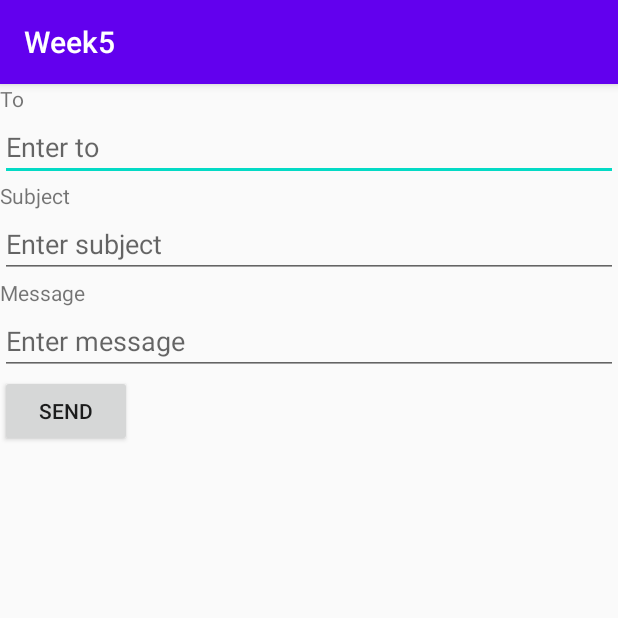
After one commit to CahidTopkaraoglu/mobile-example-login, an Android app: the SendEmail screen opened directly, with no data from a screen before it, on a phone screen of 412 x 824 dp, the top half of it. The commit adds this screen. Run offline under Robolectric (Android 15) with nearby library versions, the phone set to English and light mode, and no system bars.

Commit message:
Hafta 6 içerik
Login ve Send Email

```diff
--- a/app/src/main/AndroidManifest.xml
+++ b/app/src/main/AndroidManifest.xml
@@ -9,6 +9,7 @@
         android:roundIcon="@mipmap/ic_launcher_round"
         android:supportsRtl="true"
         android:theme="@style/AppTheme">
+        <activity android:name=".SendEmail"></activity>
         <activity android:name=".LoginScreen">
             <intent-filter>
                 <action android:name="android.intent.action.MAIN" />
--- a/app/src/main/java/com/example/week5/LoginScreen.java
+++ b/app/src/main/java/com/example/week5/LoginScreen.java
@@ -2,7 +2,15 @@ package com.example.week5;
 
 import androidx.appcompat.app.AppCompatActivity;
 
+import android.content.DialogInterface;
+import android.content.Intent;
 import android.os.Bundle;
+import android.text.Editable;
+import android.view.View;
+import android.widget.Button;
+import android.widget.EditText;
+
+import java.util.Random;
 
 public class LoginScreen extends AppCompatActivity {
 
@@ -10,5 +18,30 @@ public class LoginScreen extends AppCompatActivity {
     protected void onCreate(Bundle savedInstanceState) {
         super.onCreate(savedInstanceState);
         setContentView(R.layout.screen_login);
+
+        final EditText uname = (EditText) findViewById(R.id.username_edittext);
+        final EditText password = (EditText) findViewById(R.id.password_edittext);
+        final Button loginButton = (Button) findViewById(R.id.login_button);
+
+        loginButton.setOnClickListener(new View.OnClickListener(){
+            @Override
+            public void onClick(View v) {
+                //TODO: Bir tane kullanıcı class yap
+                //TODO: Kullanıcı classlarından bir listeye 4 kulanıcı tanımla
+                //TODO: Layouttan girilen kullanıcı adı parolayı listede ara
+                //TODO: Eşleşen kayıtta mail göndere git
+                if(checkPassword(uname.getText(),password.getText())){
+                    Intent sendEmail = new Intent(LoginScreen.this, SendEmail.class);
+
+                    startActivity(sendEmail);
+                }else{
+                    uname.setText("");
+                    password.setText("");
+                }
+            }
+        });
+    }
+    private boolean checkPassword(Editable username, Editable password){
+        return new Random().nextBoolean();
     }
 }
--- /dev/null
+++ b/app/src/main/java/com/example/week5/SendEmail.java
@@ -0,0 +1,43 @@
+package com.example.week5;
+
+import androidx.appcompat.app.AppCompatActivity;
+
+import android.content.DialogInterface;
+import android.content.Intent;
+import android.os.Bundle;
+import android.view.View;
+import android.widget.Button;
+import android.widget.EditText;
+
+public class SendEmail extends AppCompatActivity {
+    EditText editTextTo, editTextSubjext, editTextMessage;
+    Button send;
+    @Override
+    protected void onCreate(Bundle savedInstanceState) {
+        super.onCreate(savedInstanceState);
+        setContentView(R.layout.activity_send_email);
+
+        editTextTo = (EditText) findViewById(R.id.to_edittext);
+        editTextSubjext = (EditText) findViewById(R.id.subject_edittext);
+        editTextMessage = (EditText) findViewById(R.id.message_edittext);
+        send = (Button) findViewById(R.id.send_button);
+
+        send.setOnClickListener(new View.OnClickListener(){
+            @Override
+            public void onClick(View v) {
+                String to = editTextTo.getText().toString();
+                String subject = editTextSubjext.getText().toString();
+                String message = editTextMessage.getText().toString();
+
+                Intent email = new Intent(Intent.ACTION_SEND);
+                email.putExtra(Intent.EXTRA_EMAIL, new String[]{to});
+                email.putExtra(Intent.EXTRA_SUBJECT, subject);
+                email.putExtra(Intent.EXTRA_TEXT, message);
+
+                email.setType("message/rcf882");
+
+                startActivity(Intent.createChooser(email, "Choose an Email client: "));
+            }
+        });
+    }
+}
--- /dev/null
+++ b/app/src/main/res/layout/activity_send_email.xml
@@ -0,0 +1,51 @@
+<?xml version="1.0" encoding="utf-8"?>
+<LinearLayout xmlns:android="http://schemas.android.com/apk/res/android"
+    android:layout_width="fill_parent"
+    android:layout_height="fill_parent"
+    android:orientation="vertical">
+
+    <TextView
+        android:id="@+id/to_textview"
+        android:layout_width="match_parent"
+        android:layout_height="wrap_content"
+        android:text="@string/to_string" />
+
+    <EditText
+        android:id="@+id/to_edittext"
+        android:layout_width="match_parent"
+        android:layout_height="wrap_content"
+        android:hint="@string/enter_to_hint"
+        android:inputType="text" />
+    <TextView
+        android:id="@+id/subject_textview"
+        android:layout_width="match_parent"
+        android:layout_height="wrap_content"
+        android:text="@string/subject_string" />
+
+    <EditText
+        android:id="@+id/subject_edittext"
+        android:layout_width="match_parent"
+        android:layout_height="wrap_content"
+        android:hint="@string/enter_subject_hint"
+        android:inputType="text" />
+
+    <TextView
+        android:id="@+id/message_textview"
+        android:layout_width="match_parent"
+        android:layout_height="wrap_content"
+        android:text="@string/message_string" />
+
+    <EditText
+        android:id="@+id/message_edittext"
+        android:layout_width="match_parent"
+        android:layout_height="wrap_content"
+        android:hint="@string/enter_message_hint"
+        android:inputType="text" />
+
+    <Button
+        android:id="@+id/send_button"
+        android:layout_width="wrap_content"
+        android:layout_height="wrap_content"
+        android:layout_gravity="bottom"
+        android:text="@string/send_string" />
+</LinearLayout>
--- a/app/src/main/res/values/strings.xml
+++ b/app/src/main/res/values/strings.xml
@@ -5,4 +5,12 @@
     <string name="enter_username_hint">Enter userName</string>
     <string name="enter_password_hint">Enter password</string>
     <string name="login_string">Login</string>
+
+    <string name="to_string">To</string>
+    <string name="subject_string">Subject</string>
+    <string name="message_string">Message</string>
+    <string name="enter_to_hint">Enter to</string>
+    <string name="enter_subject_hint">Enter subject</string>
+    <string name="enter_message_hint">Enter message</string>
+    <string name="send_string">Send</string>
 </resources>
```
